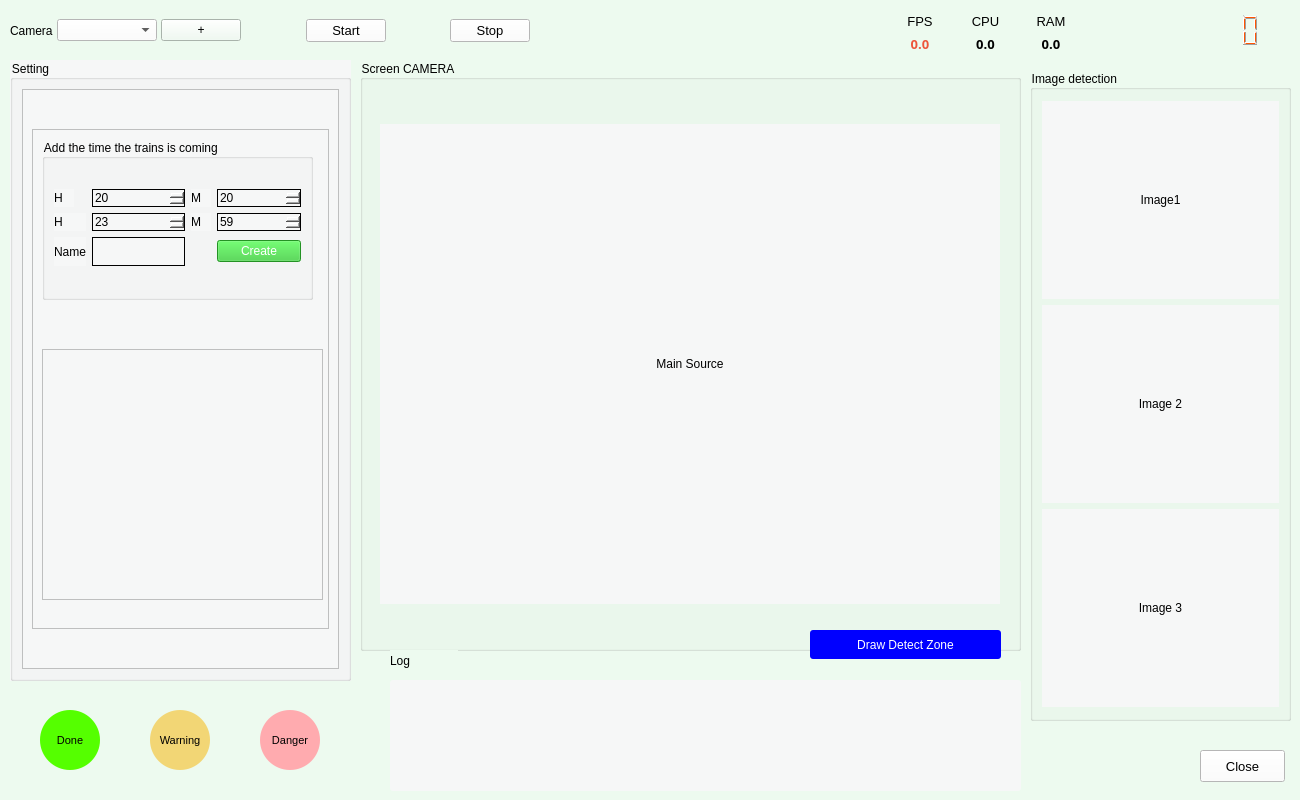
Qt form Opencv_PiDash.ui (lvnh2003/Detect-People-Distress) before a commit.
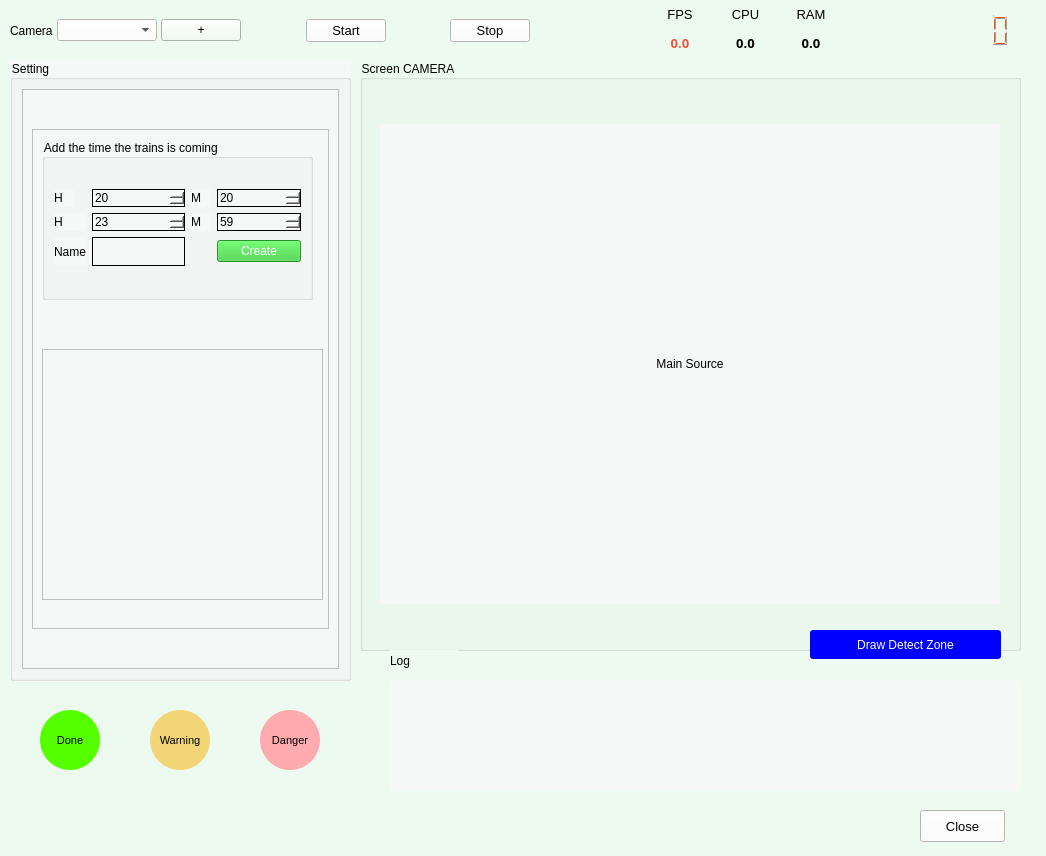
The same form after that commit. Icons and pictures are not drawn.

Diff of the .ui file:
```diff
--- a/Opencv_PiDash.ui
+++ b/Opencv_PiDash.ui
@@ -6,20 +6,20 @@
    <rect>
     <x>0</x>
     <y>0</y>
-    <width>1300</width>
-    <height>800</height>
+    <width>1046</width>
+    <height>856</height>
    </rect>
   </property>
   <property name="minimumSize">
    <size>
-    <width>1300</width>
+    <width>1000</width>
     <height>800</height>
    </size>
   </property>
   <property name="maximumSize">
    <size>
-    <width>1300</width>
-    <height>800</height>
+    <width>16777215</width>
+    <height>16777215</height>
    </size>
   </property>
   <property name="font">
@@ -107,106 +107,6 @@
      </item>
     </layout>
    </widget>
-   <widget class="QGroupBox" name="groupBox_2">
-    <property name="geometry">
-     <rect>
-      <x>1030</x>
-      <y>70</y>
-      <width>261</width>
-      <height>651</height>
-     </rect>
-    </property>
-    <property name="title">
-     <string>Image detection </string>
-    </property>
-    <layout class="QGridLayout" name="gridLayout_2">
-     <item row="0" column="0">
-      <layout class="QGridLayout" name="gridLayout">
-       <item row="1" column="0">
-        <widget class="QLabel" name="disp_obj2">
-         <property name="maximumSize">
-          <size>
-           <width>256</width>
-           <height>198</height>
-          </size>
-         </property>
-         <property name="styleSheet">
-          <string notr="true">background-color: rgb(246, 247, 247);</string>
-         </property>
-         <property name="frameShape">
-          <enum>QFrame::NoFrame</enum>
-         </property>
-         <property name="frameShadow">
-          <enum>QFrame::Raised</enum>
-         </property>
-         <property name="text">
-          <string>Image 2</string>
-         </property>
-         <property name="alignment">
-          <set>Qt::AlignCenter</set>
-         </property>
-        </widget>
-       </item>
-       <item row="2" column="0">
-        <widget class="QLabel" name="disp_obj3">
-         <property name="maximumSize">
-          <size>
-           <width>256</width>
-           <height>198</height>
-          </size>
-         </property>
-         <property name="styleSheet">
-          <string notr="true">background-color: rgb(246, 247, 247);</string>
-         </property>
-         <property name="frameShape">
-          <enum>QFrame::NoFrame</enum>
-         </property>
-         <property name="frameShadow">
-          <enum>QFrame::Raised</enum>
-         </property>
-         <property name="text">
-          <string>Image 3</string>
-         </property>
-         <property name="alignment">
-          <set>Qt::AlignCenter</set>
-         </property>
-        </widget>
-       </item>
-       <item row="0" column="0">
-        <widget class="QLabel" name="disp_obj1">
-         <property name="maximumSize">
-          <size>
-           <width>257</width>
-           <height>198</height>
-          </size>
-         </property>
-         <property name="autoFillBackground">
-          <bool>false</bool>
-         </property>
-         <property name="styleSheet">
-          <string notr="true">background-color: rgb(246, 247, 247);</string>
-         </property>
-         <property name="frameShape">
-          <enum>QFrame::NoFrame</enum>
-         </property>
-         <property name="frameShadow">
-          <enum>QFrame::Raised</enum>
-         </property>
-         <property name="text">
-          <string>Image1</string>
-         </property>
-         <property name="scaledContents">
-          <bool>false</bool>
-         </property>
-         <property name="alignment">
-          <set>Qt::AlignCenter</set>
-         </property>
-        </widget>
-       </item>
-      </layout>
-     </item>
-    </layout>
-   </widget>
    <widget class="QGroupBox" name="groupBox_3">
     <property name="geometry">
      <rect>
@@ -473,7 +373,7 @@
    <widget class="QLCDNumber" name="lcd_clock">
     <property name="geometry">
      <rect>
-      <x>1100</x>
+      <x>850</x>
       <y>10</y>
       <width>171</width>
       <height>41</height>
@@ -751,10 +651,10 @@
    <widget class="QWidget" name="layoutWidget">
     <property name="geometry">
      <rect>
-      <x>890</x>
-      <y>10</y>
+      <x>650</x>
+      <y>0</y>
       <width>191</width>
-      <height>45</height>
+      <height>57</height>
      </rect>
     </property>
     <layout class="QGridLayout" name="gridLayout_8">
@@ -874,8 +774,8 @@
    <widget class="QPushButton" name="btn_close">
     <property name="geometry">
      <rect>
-      <x>1200</x>
-      <y>750</y>
+      <x>920</x>
+      <y>810</y>
       <width>85</width>
       <height>32</height>
      </rect>
```
Left out of the diff: 90 changed lines with no effect on the pictures.
